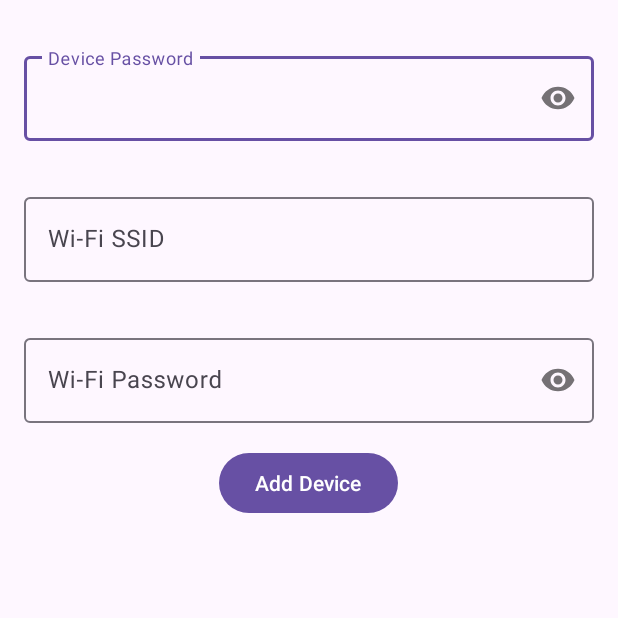
After one commit to sasindu-wijesuriya/MQTT-RGB-LED, an Android app: the AddDeviceActivity screen opened directly, with no data from a screen before it, on a phone screen of 412 x 824 dp, the top half of it. The commit adds this screen. Run offline under Robolectric (Android 15) with nearby library versions, the phone set to English and light mode, and no system bars.

Commit message:
Has errors in add new device button

```diff
--- a/app/build.gradle.kts
+++ b/app/build.gradle.kts
@@ -35,7 +35,7 @@ android {
 dependencies {
 
     implementation("androidx.appcompat:appcompat:1.6.1")
-    implementation("com.google.android.material:material:1.9.0")
+    implementation("com.google.android.material:material:1.5.0")
     implementation("androidx.constraintlayout:constraintlayout:2.1.4")
     implementation("com.google.firebase:firebase-auth:22.3.1")
     implementation("com.google.firebase:firebase-database:20.3.1")
@@ -44,4 +44,6 @@ dependencies {
     androidTestImplementation("androidx.test.espresso:espresso-core:3.5.1")
     implementation ("com.github.bumptech.glide:glide:4.16.0")
     implementation("com.google.android.gms:play-services-auth:21.0.0")
+    implementation ("org.eclipse.paho:org.eclipse.paho.client.mqttv3:1.2.5")
+
 }
--- /dev/null
+++ b/app/src/main/res/layout/activity_add_device.xml
@@ -0,0 +1,80 @@
+<?xml version="1.0" encoding="utf-8"?>
+<RelativeLayout xmlns:android="http://schemas.android.com/apk/res/android"
+    xmlns:app="http://schemas.android.com/apk/res-auto"
+    android:layout_width="match_parent"
+    android:layout_height="match_parent"
+    android:padding="16dp">
+
+    <com.google.android.material.textfield.TextInputLayout
+        android:id="@+id/etPasswordLayout"
+        android:layout_width="match_parent"
+        android:layout_height="wrap_content"
+        android:layout_marginTop="16dp"
+        app:passwordToggleEnabled="true">
+
+        <EditText
+            android:id="@+id/editTextDevicePassword"
+            android:layout_width="match_parent"
+            android:layout_height="wrap_content"
+            android:hint="Device Password"
+            android:inputType="textPassword"
+            android:layout_marginBottom="16dp"/>
+
+    </com.google.android.material.textfield.TextInputLayout>
+
+
+    <com.google.android.material.textfield.TextInputLayout
+        android:id="@+id/etSSIDLayout"
+        android:layout_width="match_parent"
+        android:layout_height="wrap_content"
+        android:layout_below="@id/etPasswordLayout"
+        android:layout_marginTop="16dp"
+        android:orientation="horizontal">
+
+        <EditText
+            android:id="@+id/editTextSSID"
+            android:layout_width="match_parent"
+            android:layout_height="wrap_content"
+            android:layout_marginBottom="16dp"
+            android:hint="Wi-Fi SSID"
+            android:inputType="text" />
+
+    </com.google.android.material.textfield.TextInputLayout>
+
+
+    <com.google.android.material.textfield.TextInputLayout
+        android:id="@+id/etWifiPasswordLayout"
+        android:layout_width="match_parent"
+        android:layout_height="wrap_content"
+        android:layout_marginTop="16dp"
+        app:passwordToggleEnabled="true"
+        android:layout_below="@id/etSSIDLayout"
+        >
+
+
+        <EditText
+            android:id="@+id/editTextWiFiPassword"
+            android:layout_width="match_parent"
+            android:layout_height="wrap_content"
+            android:hint="Wi-Fi Password"
+            android:inputType="textPassword"
+            android:layout_marginBottom="16dp"/>
+
+    </com.google.android.material.textfield.TextInputLayout>
+
+    <Button
+        android:id="@+id/buttonAddDevice"
+        android:layout_width="wrap_content"
+        android:layout_height="wrap_content"
+        android:text="Add Device"
+        android:layout_centerHorizontal="true"
+        android:layout_below="@id/etWifiPasswordLayout"/>
+
+    <ListView
+        android:id="@+id/listView"
+        android:layout_width="match_parent"
+        android:layout_height="wrap_content"
+        android:layout_below="@id/buttonAddDevice"
+        android:layout_marginTop="16dp"/>
+
+</RelativeLayout>
```
Also changed, not shown: app/src/main/AndroidManifest.xml (+7 -0 lines), app/src/main/java/com/example/mqtt_rgb_led/AddDeviceActivity.java (added, +312 -0 lines), app/src/main/java/com/example/mqtt_rgb_led/DeviceColorActivity.java (added, +144 -0 lines), app/src/main/java/com/example/mqtt_rgb_led/DeviceListActivity.java (+50 -7 lines), app/src/main/java/com/example/mqtt_rgb_led/NetworkUtils.java (added, +60 -0 lines), app/src/main/res/layout/activity_device_color.xml (added, +20 -0 lines), app/src/main/res/layout/activity_device_list.xml (+16 -9 lines), app/src/main/res/menu/menu_device_list.xml (added, +8 -0 lines).
